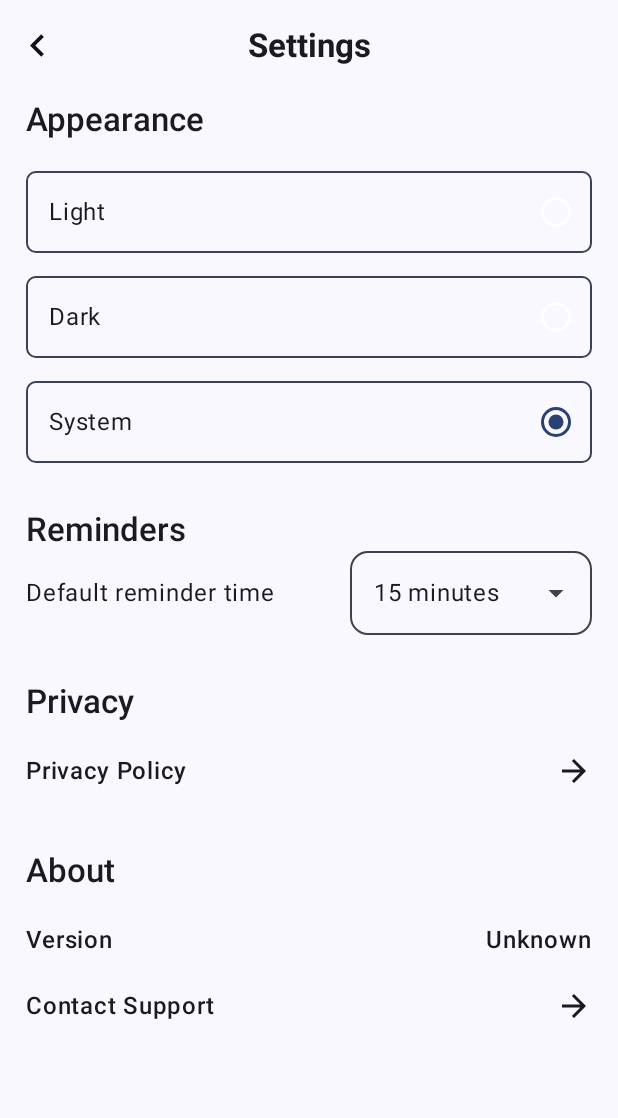
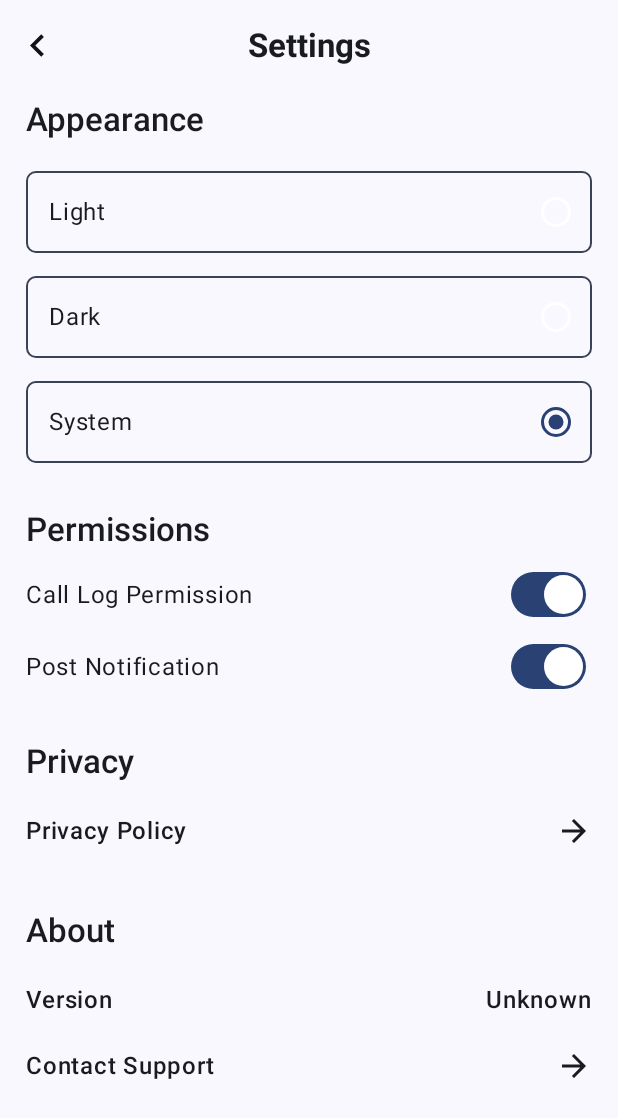
Before and after one commit to Gowtham-on/talk_later, an Android app built with Jetpack Compose: the SettingsScreen screen opened through its navigation route, on a phone screen of 412 x 824 dp. Shown: the top 1118 px of the screen. Run offline under Robolectric (Android 15) with nearby library versions, the phone set to English and light mode, and no system bars; our stand-ins replace Dagger/Hilt's generated code; 3 statements that could not run were skipped.

Commit message:
handled notifications

```diff
--- a/app/src/main/AndroidManifest.xml
+++ b/app/src/main/AndroidManifest.xml
@@ -3,6 +3,7 @@
     xmlns:tools="http://schemas.android.com/tools">
 
     <uses-permission android:name="android.permission.READ_CALL_LOG"/>
+    <uses-permission android:name="android.permission.POST_NOTIFICATIONS"/>
 
     <application
         android:name=".MainApplication"
@@ -25,10 +26,15 @@
                 <category android:name="android.intent.category.LAUNCHER" />
             </intent-filter>
         </activity>
+        <activity android:name=".AddNotesActivity"
+            android:theme="@style/Theme.YourApp.BottomSheet"
+            android:exported="true"/>
         <provider
             android:name="androidx.startup.InitializationProvider"
             android:authorities="com.cmp.talklater.androidx-startup"
             tools:node="remove" />
+        <receiver android:name=".broadcast.NotificationActionReceiver" android:exported="false"/>
+
     </application>
 
 </manifest>
--- a/app/src/main/java/com/cmp/talklater/MainActivity.kt
+++ b/app/src/main/java/com/cmp/talklater/MainActivity.kt
@@ -27,7 +27,6 @@ import com.cmp.talklater.ui.screens.SettingsScreen
 import com.cmp.talklater.ui.theme.TalkLaterTheme
 import com.cmp.talklater.viewmodel.MainViewmodel
 import com.cmp.talklater.worker.CallLogWorker
-import com.cmp.talklater.worker.scheduleCallLogWorker
 import com.google.accompanist.permissions.ExperimentalPermissionsApi
 import dagger.hilt.android.AndroidEntryPoint
 
--- /dev/null
+++ b/app/src/main/java/com/cmp/talklater/ui/components/ToggleSwitch.kt
@@ -0,0 +1,78 @@
+package com.cmp.talklater.ui.components
+
+import androidx.compose.animation.core.animateDpAsState
+import androidx.compose.animation.core.spring
+import androidx.compose.foundation.background
+import androidx.compose.foundation.clickable
+import androidx.compose.foundation.isSystemInDarkTheme
+import androidx.compose.foundation.layout.Box
+import androidx.compose.foundation.layout.Row
+import androidx.compose.foundation.layout.Spacer
+import androidx.compose.foundation.layout.offset
+import androidx.compose.foundation.layout.padding
+import androidx.compose.foundation.layout.size
+import androidx.compose.foundation.layout.width
+import androidx.compose.foundation.shape.CircleShape
+import androidx.compose.material3.MaterialTheme
+import androidx.compose.material3.Text
+import androidx.compose.runtime.Composable
+import androidx.compose.runtime.getValue
+import androidx.compose.ui.Alignment
+import androidx.compose.ui.Modifier
+import androidx.compose.ui.draw.clip
+import androidx.compose.ui.graphics.Color
+import androidx.compose.ui.unit.dp
+
+@Composable
+fun ToggleSwitch(
+    checked: Boolean,
+    onCheckedChange: (Boolean) -> Unit,
+    modifier: Modifier = Modifier,
+    enabled: Boolean = true,
+    label: String? = null,
+    checkedTrackColor: Color = if (isSystemInDarkTheme()) MaterialTheme.colorScheme.secondary else MaterialTheme.colorScheme.tertiary,
+    uncheckedTrackColor: Color = if (isSystemInDarkTheme()) MaterialTheme.colorScheme.tertiary else MaterialTheme.colorScheme.secondary,
+    thumbColor: Color = Color.White
+) {
+    Row(
+        verticalAlignment = Alignment.CenterVertically,
+        modifier = modifier
+            .clip(CircleShape)
+            .clickable(
+                enabled = enabled,
+                onClick = { if (enabled) onCheckedChange(!checked) }
+            )
+            .padding(4.dp)
+    ) {
+        // The switch track
+        Box(
+            modifier = Modifier
+                .size(width = 50.dp, height = 30.dp)
+                .clip(CircleShape)
+                .background(if (checked) checkedTrackColor else uncheckedTrackColor),
+            contentAlignment = Alignment.Center
+        ) {
+            // Animate thumb position
+            val offset by animateDpAsState(
+                targetValue = if (checked) 10.dp else (-10).dp,
+                animationSpec = spring()
+            )
+            Box(
+                modifier = Modifier
+                    .offset(x = offset)
+                    .size(26.dp)
+                    .clip(CircleShape)
+                    .background(thumbColor)
+            )
+        }
+        if (label != null) {
+            Spacer(modifier = Modifier.width(12.dp))
+            Text(
+                text = label,
+                color = if (enabled) MaterialTheme.colorScheme.onSurface else MaterialTheme.colorScheme.onSurface.copy(
+                    alpha = 0.6f
+                )
+            )
+        }
+    }
+}
--- a/app/src/main/java/com/cmp/talklater/ui/screens/HomeScreen.kt
+++ b/app/src/main/java/com/cmp/talklater/ui/screens/HomeScreen.kt
@@ -69,6 +69,7 @@ fun HomeScreen(viewModel: ContactViewmodel = hiltViewModel(), onOpenSettings: ()
             runCallLogWorkerOnce(context)
         }
     }
+
     Scaffold(
         floatingActionButton = {
             FloatingActionButton(
@@ -80,7 +81,8 @@ fun HomeScreen(viewModel: ContactViewmodel = hiltViewModel(), onOpenSettings: ()
         }
     ) { padding ->
         Column(
-            horizontalAlignment = Alignment.CenterHorizontally
+            horizontalAlignment = Alignment.CenterHorizontally,
+            modifier = Modifier.fillMaxWidth()
         ) {
             Text(
                 "Talk Later",
--- a/app/src/main/java/com/cmp/talklater/ui/screens/SettingsScreen.kt
+++ b/app/src/main/java/com/cmp/talklater/ui/screens/SettingsScreen.kt
@@ -1,5 +1,6 @@
 package com.cmp.talklater.ui.screens
 
+import android.Manifest
 import android.content.pm.PackageManager
 import androidx.compose.foundation.border
 import androidx.compose.foundation.clickable
@@ -35,16 +36,23 @@ import androidx.compose.runtime.setValue
 import androidx.compose.ui.Alignment
 import androidx.compose.ui.Modifier
 import androidx.compose.ui.graphics.Color
+import androidx.compose.ui.platform.LocalContext
 import androidx.compose.ui.res.stringResource
-import androidx.compose.ui.platform.LocalContext
 import androidx.compose.ui.text.font.FontWeight
 import androidx.compose.ui.unit.dp
 import androidx.hilt.navigation.compose.hiltViewModel
 import com.cmp.talklater.R
 import com.cmp.talklater.ui.components.AppHeader
+import com.cmp.talklater.ui.components.ToggleSwitch
 import com.cmp.talklater.util.AppUtils
+import com.cmp.talklater.util.AppUtils.openAppSettings
+import com.cmp.talklater.util.AppUtils.openNotificationSettings
 import com.cmp.talklater.util.ThemeUtil
 import com.cmp.talklater.viewmodel.MainViewmodel
+import com.google.accompanist.permissions.ExperimentalPermissionsApi
+import com.google.accompanist.permissions.isGranted
+import com.google.accompanist.permissions.rememberPermissionState
+import com.google.accompanist.permissions.shouldShowRationale
 
 @Composable
 fun SettingsScreen(mainViewmodel: MainViewmodel = hiltViewModel(), onBack: () -> Unit) {
@@ -61,7 +69,7 @@ fun SettingsScreen(mainViewmodel: MainViewmodel = hiltViewModel(), onBack: () ->
             Spacer(Modifier.padding(vertical = 5.dp))
             GetThemeChangeSection(mainViewmodel)
             Spacer(Modifier.padding(vertical = 15.dp))
-            GetReminderSection()
+            GetPermissionScreen()
             Spacer(Modifier.padding(vertical = 15.dp))
             GetPrivacySection()
             Spacer(Modifier.padding(vertical = 15.dp))
@@ -150,6 +158,70 @@ fun GetReminderSection() {
                 }
             }
         }
+    }
+}
+
+@OptIn(ExperimentalPermissionsApi::class)
+@Composable
+fun GetPermissionScreen() {
+    val context = LocalContext.current
+    val callPermission = rememberPermissionState(Manifest.permission.READ_CALL_LOG)
+    val notificationPermission = rememberPermissionState(Manifest.permission.POST_NOTIFICATIONS)
+
+    Column {
+        Text(
+            text = stringResource(R.string.permissions),
+            style = MaterialTheme.typography.titleLarge,
+            fontWeight = FontWeight.W600
+        )
+        Spacer(Modifier.height(10.dp))
+        PermissionToggleRow(
+            label = "Call Log Permission",
+            isGranted = callPermission.status.isGranted,
+            onRequest = {
+                if (callPermission.status.shouldShowRationale)
+                    callPermission.launchPermissionRequest()
+                else openAppSettings(context)
+            },
+            openSettings = { openAppSettings(context) }
+        )
+        Spacer(Modifier.height(10.dp))
+        PermissionToggleRow(
+            label = "Post Notification",
+            isGranted = notificationPermission.status.isGranted,
+            onRequest = {
+                if (notificationPermission.status.shouldShowRationale)
+                    notificationPermission.launchPermissionRequest()
+                else openNotificationSettings(
+                    context
+                )
+            },
+            openSettings = { openNotificationSettings(context) }
+        )
+    }
+}
+
+@Composable
+private fun PermissionToggleRow(
+    label: String,
+    isGranted: Boolean,
+    onRequest: () -> Unit,
+    openSettings: () -> Unit
+) {
+    Row(
+        modifier = Modifier.fillMaxWidth(),
+        horizontalArrangement = Arrangement.SpaceBetween,
+        verticalAlignment = Alignment.CenterVertically
+    ) {
+        Text(label, style = MaterialTheme.typography.bodyLarge)
+        Spacer(Modifier.width(50.dp))
+        ToggleSwitch(
+            checked = isGranted,
+            onCheckedChange = {
+                if (!isGranted) onRequest() else openSettings()
+            },
+            checkedTrackColor = MaterialTheme.colorScheme.primary
+        )
     }
 }
 
--- a/app/src/main/res/values/strings.xml
+++ b/app/src/main/res/values/strings.xml
@@ -8,4 +8,5 @@
     <string name="privacy">Privacy</string>
     <string name="about">About</string>
     <string name="call_back">Call Back</string>
+    <string name="permissions">Permissions</string>
 </resources>
--- a/app/src/main/res/values/themes.xml
+++ b/app/src/main/res/values/themes.xml
@@ -2,4 +2,12 @@
 <resources>
 
     <style name="Theme.TalkLater" parent="android:Theme.Material.Light.NoActionBar" />
+
+    <style name="Theme.YourApp.BottomSheet" parent="android:Theme.Material.Light.NoActionBar">
+        <item name="android:windowIsFloating">true</item>
+        <item name="android:windowBackground">@android:color/transparent</item>
+        <item name="android:windowAnimationStyle">@android:style/Animation.Dialog</item>
+        <item name="android:backgroundDimEnabled">true</item>
+    </style>
+
 </resources>
```
Also changed, not shown: app/src/main/java/com/cmp/talklater/AddNotesActivity.kt (added, +59 -0 lines), app/src/main/java/com/cmp/talklater/broadcast/NotificationActionReceiver.kt (added, +21 -0 lines), app/src/main/java/com/cmp/talklater/ui/components/AddNotesBottomSheet.kt (added, +54 -0 lines), app/src/main/java/com/cmp/talklater/util/AppUtils.kt (+139 -0 lines), app/src/main/java/com/cmp/talklater/worker/CallLogWorker.kt (+17 -9 lines), app/src/main/java/com/cmp/talklater/worker/ReminderNotificationWorker.kt (added, +34 -0 lines), app/src/main/java/com/cmp/talklater/worker/scheduleReminderNotification.kt (added, +26 -0 lines). Lines whose indentation alone changed are shown as unchanged.
